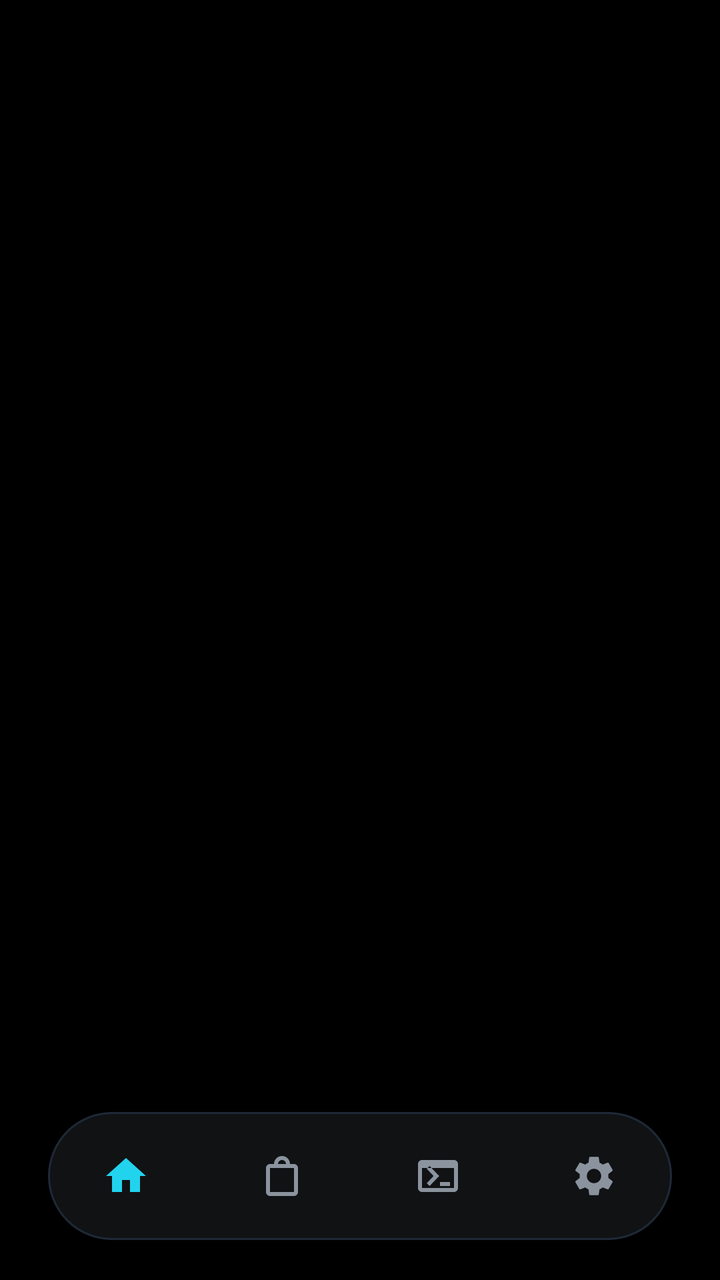
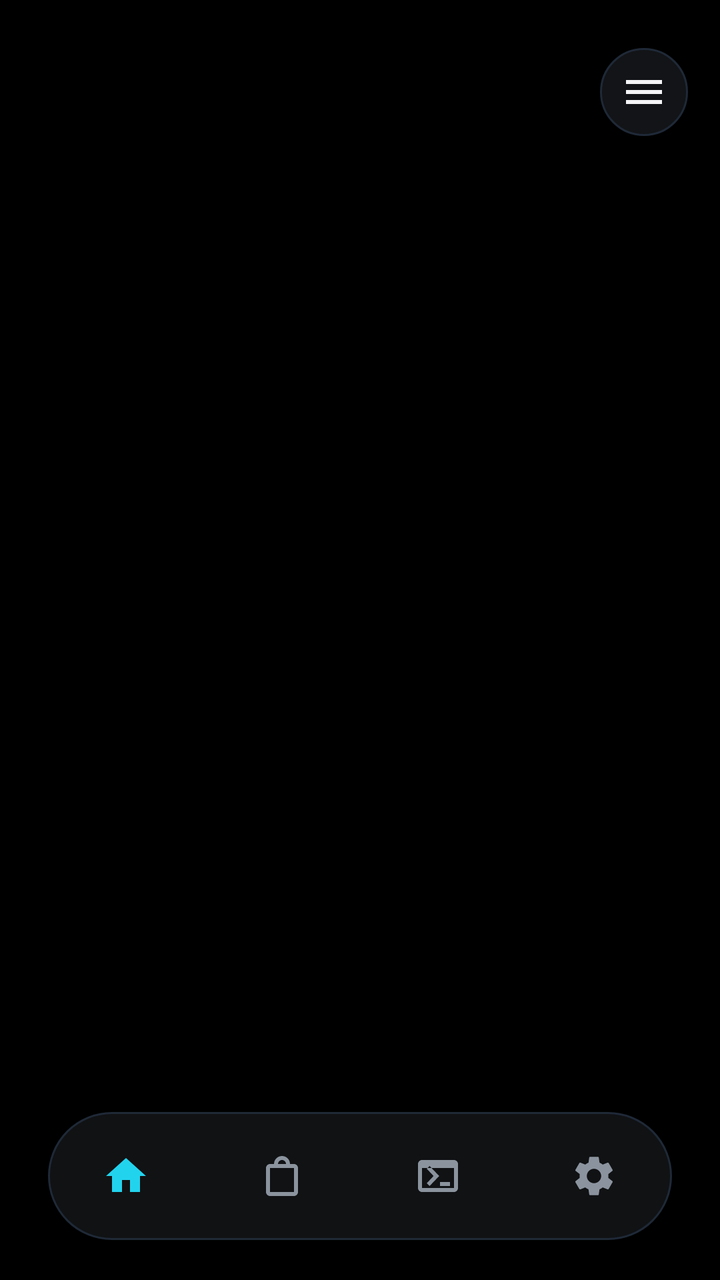

The first picture is an Android layout as it rendered before a commit; the second is the same layout after the commit. The layout source and the unified diff follow.
<!-- AndroidManifest.xml: application theme Theme.EZBox -->
<!-- res/layout/activity_main.xml -->
<?xml version="1.0" encoding="utf-8"?>
<FrameLayout xmlns:android="http://schemas.android.com/apk/res/android"
    xmlns:app="http://schemas.android.com/apk/res-auto"
    android:layout_width="match_parent"
    android:layout_height="match_parent"
    android:background="@color/ezos_bg_black">

    <FrameLayout
        android:id="@+id/fragmentContainer"
        android:layout_width="match_parent"
        android:layout_height="match_parent"
        android:paddingBottom="88dp" />

    <com.google.android.material.bottomnavigation.BottomNavigationView
        android:id="@+id/bottomNavigation"
        android:layout_width="wrap_content"
        android:layout_height="64dp"
        android:layout_gravity="bottom|center_horizontal"
        android:layout_marginBottom="20dp"
        android:layout_marginStart="24dp"
        android:layout_marginEnd="24dp"
        android:background="@drawable/nav_pill_bg"
        android:elevation="8dp"
        app:labelVisibilityMode="unlabeled"
        app:itemIconSize="24dp"
        app:menu="@menu/bottom_nav_menu" />

</FrameLayout>
<!-- resources referenced by this layout -->
<resources>
  <color name="ezos_bg_black">#000000</color>
  <!-- drawable nav_pill_bg (drawable) -->
  <?xml version="1.0" encoding="utf-8"?>
  <shape xmlns:android="http://schemas.android.com/apk/res/android">
      <solid android:color="#E6121417" />
      <corners android:radius="32dp" />
      <stroke android:width="1dp" android:color="@color/ezos_card_border" />
  </shape>
  <style name="Theme.EZBox" parent="Theme.MaterialComponents.NoActionBar">
          <item name="android:windowBackground">@color/ezos_bg_black</item>
          <item name="colorPrimary">@color/ezos_accent</item>
          <item name="colorAccent">@color/ezos_accent</item>
          <item name="android:textColorPrimary">@color/ezos_text_primary</item>
          <item name="android:textColorSecondary">@color/ezos_text_secondary</item>
          <item name="bottomNavigationStyle">@style/EZBox.BottomNav</item>
      </style>
  <color name="ezos_card_border">#1F2937</color>
  <color name="ezos_accent">#22D3EE</color>
  <color name="ezos_text_primary">#F5F5F7</color>
  <color name="ezos_text_secondary">#8B939E</color>
  <style name="EZBox.BottomNav" parent="Widget.MaterialComponents.BottomNavigationView">
          <item name="itemIconTint">@color/nav_icon_tint</item>
          <item name="itemTextColor">@color/nav_icon_tint</item>
          <item name="itemRippleColor">@color/ezos_accent</item>
      </style>
</resources>

<!-- the commit's change to res/layout/activity_main.xml (unified diff, before → after) -->
@@ -10,6 +10,19 @@
         android:layout_width="match_parent"
         android:layout_height="match_parent"
         android:paddingBottom="88dp" />
+
+    <ImageButton
+        android:id="@+id/btnHamburger"
+        android:layout_width="44dp"
+        android:layout_height="44dp"
+        android:layout_gravity="top|end"
+        android:layout_marginTop="24dp"
+        android:layout_marginEnd="16dp"
+        android:background="@drawable/hamburger_btn_bg"
+        android:src="@drawable/ic_hamburger"
+        android:padding="10dp"
+        android:contentDescription="Menu"
+        android:elevation="10dp" />
 
     <com.google.android.material.bottomnavigation.BottomNavigationView
         android:id="@+id/bottomNavigation"
<!-- resource entries referenced after the edit -->
@@ -1,6 +1,25 @@
 <!-- resources referenced by this layout -->
 <resources>
   <color name="ezos_bg_black">#000000</color>
+  <!-- drawable hamburger_btn_bg (drawable) -->
+  <?xml version="1.0" encoding="utf-8"?>
+  <shape xmlns:android="http://schemas.android.com/apk/res/android">
+      <solid android:color="@color/ezos_card_bg" />
+      <corners android:radius="22dp" />
+      <stroke android:width="1dp" android:color="@color/ezos_card_border" />
+  </shape>
+  <!-- drawable ic_hamburger (drawable) -->
+  <?xml version="1.0" encoding="utf-8"?>
+  <vector xmlns:android="http://schemas.android.com/apk/res/android"
+      android:width="24dp"
+      android:height="24dp"
+      android:viewportWidth="24"
+      android:viewportHeight="24"
+      android:tint="@color/ezos_text_primary">
+      <path
+          android:fillColor="@android:color/white"
+          android:pathData="M3,6h18v2H3zM3,11h18v2H3zM3,16h18v2H3z" />
+  </vector>
   <!-- drawable nav_pill_bg (drawable) -->
   <?xml version="1.0" encoding="utf-8"?>
   <shape xmlns:android="http://schemas.android.com/apk/res/android">
@@ -16,6 +35,7 @@
           <item name="android:textColorSecondary">@color/ezos_text_secondary</item>
           <item name="bottomNavigationStyle">@style/EZBox.BottomNav</item>
       </style>
+  <color name="ezos_card_bg">#121417</color>
   <color name="ezos_card_border">#1F2937</color>
   <color name="ezos_accent">#22D3EE</color>
   <color name="ezos_text_primary">#F5F5F7</color>
